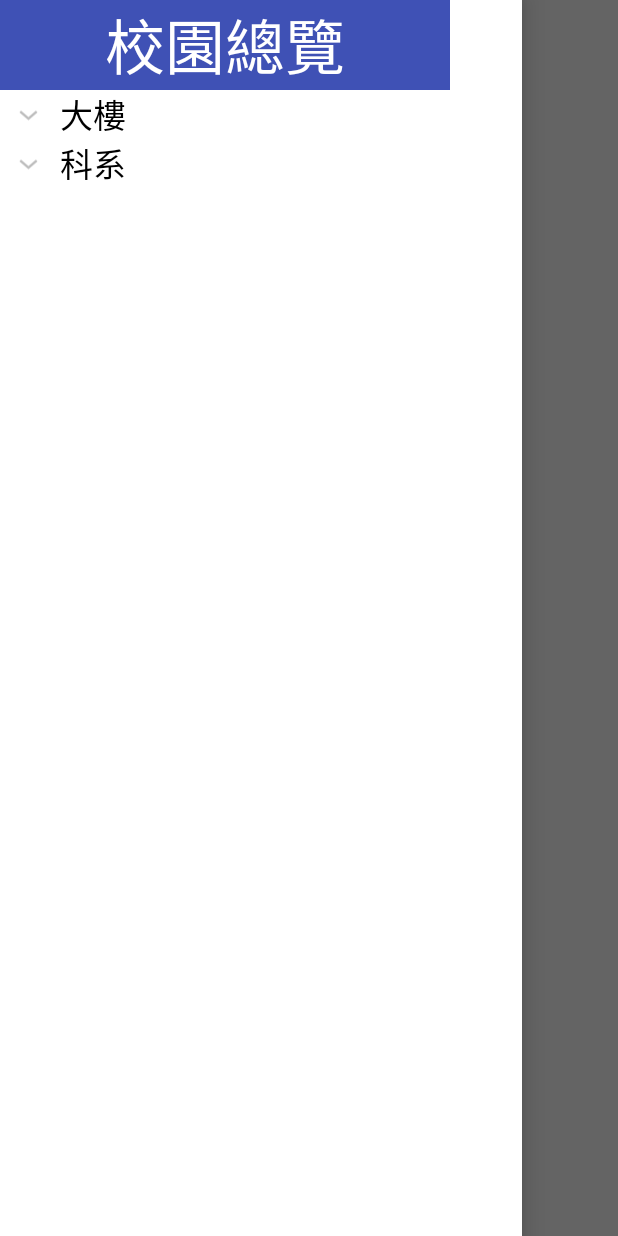
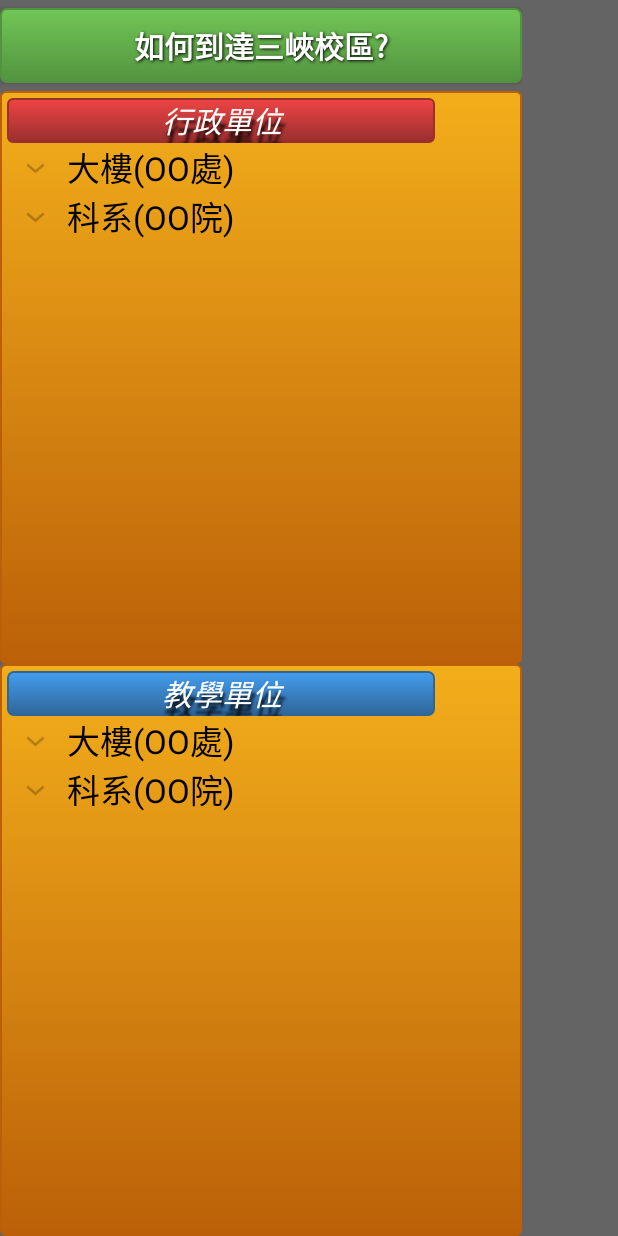
Before and after one commit to travor20814/ANewProject_Guide, an Android app: the screen it shows after launch (MainActivity), with the side drawer open, on a phone screen of 412 x 824 dp. Run offline under Robolectric (Android 15) with nearby library versions, the phone set to English and light mode, and no system bars; 1 statement that could not run was skipped.

Commit message:
floorplan and list and how to go school

```diff
--- a/app/src/main/java/ntpu_dmcl/ntpu_guide/MainActivity.java
+++ b/app/src/main/java/ntpu_dmcl/ntpu_guide/MainActivity.java
@@ -1,11 +1,8 @@
 package ntpu_dmcl.ntpu_guide;
 
 import android.app.Activity;
-import android.app.Fragment;
-import android.app.FragmentTransaction;
 import android.content.Context;
 import android.content.Intent;
-import android.content.IntentSender;
 import android.content.pm.PackageManager;
 import android.location.Criteria;
 import android.location.Location;
@@ -18,9 +15,7 @@ import android.support.v4.app.ActivityCompat;
 import android.support.v4.content.ContextCompat;
 import android.support.v4.view.GravityCompat;
 import android.support.v4.widget.DrawerLayout;
-import android.support.v7.app.AppCompatActivity;
 import android.os.Bundle;
-import android.util.AttributeSet;
 import android.util.Log;
 import android.view.KeyEvent;
 import android.view.LayoutInflater;
@@ -29,19 +24,13 @@ import android.view.ViewGroup;
 import android.webkit.WebChromeClient;
 import android.webkit.WebView;
 import android.webkit.WebViewClient;
-import android.widget.Adapter;
-import android.widget.AdapterView;
 import android.widget.Button;
 import android.widget.ExpandableListView;
-import android.widget.SimpleExpandableListAdapter;
-import android.widget.TextView;
 import android.widget.Toast;
 import android.webkit.JavascriptInterface;
 
 import java.util.ArrayList;
 import java.util.HashMap;
-import java.util.List;
-import java.util.Map;
 import java.util.Timer;
 import java.util.TimerTask;
 
@@ -58,7 +47,7 @@ public class MainActivity extends Activity implements LocationListener  {
     private boolean startUse = false;
     private boolean userback = false;
     private String[] list_parent = {
-            "大樓","科系"
+            "大樓(OO處)","科系(OO院)"
     };
     private String[][] list_child = {
             {"人文大樓","社會科學大樓"},
@@ -188,7 +177,7 @@ public class MainActivity extends Activity implements LocationListener  {
         ArrayList<String> parentItems = new ArrayList<String>();
         ArrayList<Object> childItems = new ArrayList<Object>();
         ArrayList<String> child ;
-
+/*admin list set*/
         for(int i=0;i<list_parent.length;i++){
             child = new ArrayList<String>();
             parentItems.add(list_parent[i]);
@@ -197,13 +186,30 @@ public class MainActivity extends Activity implements LocationListener  {
             }
             childItems.add(child);
         }
-        ViewGroup header =(ViewGroup) getLayoutInflater().inflate(R.layout.drawer_header,null);
-        ExpandableListView expandableListView = (ExpandableListView) findViewById(R.id.main_leftList);
-        expandableListView.addHeaderView(header,null,false);
-        ExpandListAdapter adapter = new ExpandListAdapter(parentItems,childItems);
-        adapter.setInflater((LayoutInflater)getSystemService(Context.LAYOUT_INFLATER_SERVICE),this);
-        expandableListView.setAdapter(adapter);
+        ViewGroup header_a =(ViewGroup) getLayoutInflater().inflate(R.layout.drawer_header_admin,null);
+        ExpandableListView expandableListView_a = (ExpandableListView) findViewById(R.id.main_leftList_admin);
+        expandableListView_a.addHeaderView(header_a,null,false);
+        ExpandListAdapter adapter_a = new ExpandListAdapter(parentItems,childItems);
+        adapter_a.setInflater((LayoutInflater)getSystemService(Context.LAYOUT_INFLATER_SERVICE),this);
+        expandableListView_a.setAdapter(adapter_a);
 
+/*teach list set*/
+        ViewGroup header_t =(ViewGroup) getLayoutInflater().inflate(R.layout.drawer_header_teach,null);
+        ExpandableListView expandableListView_t = (ExpandableListView) findViewById(R.id.main_leftList_teach);
+        expandableListView_t.addHeaderView(header_t,null,false);
+        ExpandListAdapter adapter_t = new ExpandListAdapter(parentItems,childItems);
+        adapter_t.setInflater((LayoutInflater)getSystemService(Context.LAYOUT_INFLATER_SERVICE),this);
+        expandableListView_t.setAdapter(adapter_t);
+
+/*buuton set*/
+        Button toSchool = (Button) findViewById(R.id.drawer_toSchool);
+        toSchool.setOnClickListener(new View.OnClickListener() {
+            @Override
+            public void onClick(View view) {
+                wv_map.loadUrl("javascript:drawerNavigation(\"三峽校區正門\")");
+                closeDrawer();
+            }
+        });
     }
     public void closeDrawer(){
         DrawerLayout drawerLayout = (DrawerLayout) findViewById(R.id.main_drawer) ;
@@ -279,6 +285,10 @@ public class MainActivity extends Activity implements LocationListener  {
 
             ActivityCompat.requestPermissions( this, new String[] {  android.Manifest.permission.ACCESS_COARSE_LOCATION  },
                     MY_PERMISSION_ACCESS_COARSE_LOCATION);
+        }
+        while(ContextCompat.checkSelfPermission( this, android.Manifest.permission.ACCESS_COARSE_LOCATION ) != PackageManager.PERMISSION_GRANTED&&
+                ContextCompat.checkSelfPermission(this, android.Manifest.permission.ACCESS_FINE_LOCATION) != PackageManager.PERMISSION_GRANTED){
+
         }
     }
     public void OnNavigationClick(String aim){
--- a/app/src/main/java/ntpu_dmcl/ntpu_guide/floorDialog.java
+++ b/app/src/main/java/ntpu_dmcl/ntpu_guide/floorDialog.java
@@ -1,8 +1,11 @@
 package ntpu_dmcl.ntpu_guide;
 
+import android.app.Activity;
 import android.app.DialogFragment;
 import android.content.DialogInterface;
 import android.os.Bundle;
+import android.util.DisplayMetrics;
+import android.util.Log;
 import android.view.LayoutInflater;
 import android.view.View;
 import android.view.ViewGroup;
@@ -31,6 +34,13 @@ public class floorDialog extends DialogFragment {
         WebView webView = (WebView) view.findViewById(R.id.floorplan);
         webView.loadUrl("file:///android_asset/images/social_5.Png");
         webView.getSettings().setBuiltInZoomControls(true);
+        webView.getSettings().setDisplayZoomControls(false);
+        webView.setInitialScale(45);
+        /*DisplayMetrics displaymetrics = new DisplayMetrics();
+         getActivity().getWindowManager().getDefaultDisplay().getMetrics(displaymetrics);
+        int height = displaymetrics.densityDpi;
+        float width = displaymetrics.density;
+        Log.e("H&W",String.valueOf(height)+"AAA"+String.valueOf(width));*/
         return view;
     }
     @Override
--- /dev/null
+++ b/app/src/main/res/drawable/drawer_admin_list.xml
@@ -0,0 +1,28 @@
+<?xml version="1.0" encoding="utf-8"?>
+<selector xmlns:android="http://schemas.android.com/apk/res/android">
+    <item android:state_pressed="true" >
+        <shape>
+            <solid
+                android:color="#ef4444" />
+            <stroke
+                android:width="1dp"
+                android:color="#992f2f" />
+            <corners
+                android:radius="3dp" />
+        </shape>
+    </item>
+    <item>
+        <shape>
+            <gradient
+                android:startColor="#ef4444"
+                android:endColor="#992f2f"
+                android:angle="270" />
+            <stroke
+                android:width="1dp"
+                android:color="#992f2f" />
+            <corners
+                android:radius="3dp" />
+
+        </shape>
+    </item>
+</selector>
--- /dev/null
+++ b/app/src/main/res/drawable/drawer_button.xml
@@ -0,0 +1,37 @@
+<?xml version="1.0" encoding="utf-8"?>
+<selector xmlns:android="http://schemas.android.com/apk/res/android">
+    <item android:state_pressed="true" >
+        <shape>
+            <solid
+                android:color="#70c656" />
+            <stroke
+                android:width="1dp"
+                android:color="#53933f" />
+            <corners
+                android:radius="3dp" />
+            <padding
+                android:left="10dp"
+                android:top="10dp"
+                android:right="10dp"
+                android:bottom="10dp" />
+        </shape>
+    </item>
+    <item>
+        <shape>
+            <gradient
+                android:startColor="#70c656"
+                android:endColor="#53933f"
+                android:angle="270" />
+            <stroke
+                android:width="1dp"
+                android:color="#53933f" />
+            <corners
+                android:radius="4dp" />
+            <padding
+                android:left="10dp"
+                android:top="10dp"
+                android:right="10dp"
+                android:bottom="10dp" />
+        </shape>
+    </item>
+</selector>
--- /dev/null
+++ b/app/src/main/res/drawable/drawer_list.xml
@@ -0,0 +1,37 @@
+<?xml version="1.0" encoding="utf-8"?>
+<selector xmlns:android="http://schemas.android.com/apk/res/android">
+    <item android:state_pressed="true" >
+        <shape>
+            <solid
+                android:color="#f3ae1b" />
+            <stroke
+                android:width="1dp"
+                android:color="#bb6008" />
+            <corners
+                android:radius="3dp" />
+            <padding
+                android:left="5dp"
+                android:top="5dp"
+                android:right="5dp"
+                android:bottom="5dp" />
+        </shape>
+    </item>
+    <item>
+        <shape>
+            <gradient
+                android:startColor="#f3ae1b"
+                android:endColor="#bb6008"
+                android:angle="270" />
+            <stroke
+                android:width="1dp"
+                android:color="#bb6008" />
+            <corners
+                android:radius="3dp" />
+            <padding
+                android:left="5dp"
+                android:top="5dp"
+                android:right="5dp"
+                android:bottom="5dp" />
+        </shape>
+    </item>
+</selector>
--- /dev/null
+++ b/app/src/main/res/drawable/drawer_teach_list.xml
@@ -0,0 +1,28 @@
+<?xml version="1.0" encoding="utf-8"?>
+<selector xmlns:android="http://schemas.android.com/apk/res/android">
+    <item android:state_pressed="true" >
+        <shape>
+            <solid android:color="#449def" />
+            <stroke
+                android:width="1dp"
+                android:color="#2f6699" />
+            <corners
+                android:radius="3dp" />
+
+        </shape>
+    </item>
+    <item>
+        <shape>
+            <gradient
+                android:startColor="#449def"
+                android:endColor="#2f6699"
+                android:angle="270" />
+            <stroke
+                android:width="1dp"
+                android:color="#2f6699" />
+            <corners
+                android:radius="4dp" />
+
+        </shape>
+    </item>
+</selector>
--- a/app/src/main/res/layout/activity_main.xml
+++ b/app/src/main/res/layout/activity_main.xml
@@ -12,6 +12,8 @@
     android:layout_width="match_parent"
     android:layout_height="match_parent">
 
+
+
     <WebView
         android:layout_width="match_parent"
         android:layout_height="match_parent"
@@ -21,12 +23,44 @@
 
 
 </RelativeLayout>
-    <ExpandableListView android:id="@+id/main_leftList"
+    <LinearLayout
+        android:orientation="vertical"
+        android:id="@+id/mian_drawer_layout"
         android:layout_width="wrap_content"
-        android:layout_height="fill_parent"
-        android:layout_gravity="start"
-        android:choiceMode="singleChoice"
-        android:divider="@android:color/transparent"
-        android:dividerHeight="0dp"
-        android:background="#ffffff" />
+        android:layout_height="match_parent"
+        android:layout_gravity="start">
+
+        <TableRow
+            android:layout_width="fill_parent"
+            android:layout_height="wrap_content">
+
+            <Button
+                android:layout_width="fill_parent"
+                android:layout_height="wrap_content"
+                android:text="@string/toSchool"
+                android:id="@+id/drawer_toSchool"
+                android:background="@drawable/drawer_button"
+                style="@style/ButtonText"
+               />
+        </TableRow>
+
+        <ExpandableListView android:id="@+id/main_leftList_admin"
+            android:layout_width="wrap_content"
+            android:layout_height="fill_parent"
+            android:choiceMode="singleChoice"
+            android:divider="@android:color/transparent"
+            android:dividerHeight="0dp"
+            android:background="@drawable/drawer_list"
+            android:layout_weight="1"
+            />
+        <ExpandableListView android:id="@+id/main_leftList_teach"
+            android:layout_width="wrap_content"
+            android:layout_height="fill_parent"
+            android:choiceMode="singleChoice"
+            android:divider="@android:color/transparent"
+            android:dividerHeight="0dp"
+            android:background="@drawable/drawer_list"
+            android:layout_weight="1"/>
+
+    </LinearLayout>
 </android.support.v4.widget.DrawerLayout>
--- /dev/null
+++ b/app/src/main/res/layout/drawer_header_admin.xml
@@ -0,0 +1,25 @@
+<?xml version="1.0" encoding="utf-8"?>
+<LinearLayout xmlns:android="http://schemas.android.com/apk/res/android"
+    xmlns:app="http://schemas.android.com/apk/res-auto"
+    android:orientation="vertical" android:layout_width="match_parent"
+    android:layout_height="match_parent"
+    android:weightSum="1">
+
+    <TextView
+        android:text="@string/admin"
+        android:layout_width="285.5dp"
+        android:layout_height="wrap_content"
+        android:id="@+id/textView"
+        android:textSize="20sp"
+        android:textAlignment="center"
+        android:textAllCaps="false"
+        android:layout_gravity="center_vertical"
+        android:background="@drawable/drawer_admin_list"
+        android:textColor="@color/white"
+        android:gravity="center"
+        android:textStyle="italic"
+        android:shadowColor="#000000"
+        android:shadowDx="1"
+        android:shadowDy="11"
+        android:shadowRadius="2"/>
+</LinearLayout>
--- a/app/src/main/res/layout/drawer_header.xml
+++ b/app/src/main/res/layout/drawer_header_teach.xml
@@ -3,18 +3,25 @@
     xmlns:app="http://schemas.android.com/apk/res-auto"
     android:orientation="vertical" android:layout_width="match_parent"
     android:layout_height="match_parent"
-    android:weightSum="1">
+    android:weightSum="1"
+    >
 
     <TextView
-        android:text="@string/totalList"
-        android:layout_width="300dp"
+        android:text="@string/teach"
+        android:layout_width="285.5dp"
         android:layout_height="wrap_content"
         android:id="@+id/textView"
-        android:textSize="40sp"
+        android:textSize="20sp"
         android:textAlignment="center"
         android:textAllCaps="false"
         android:layout_gravity="center_vertical"
-        android:background="@color/colorPrimary"
+        android:background="@drawable/drawer_teach_list"
         android:textColor="@color/white"
-        android:gravity="center"/>
+        android:gravity="center"
+        android:textStyle="italic"
+        android:shadowColor="#000000"
+        android:shadowDx="1"
+        android:shadowDy="11"
+        android:shadowRadius="2"
+    />
 </LinearLayout>
--- a/app/src/main/res/layout/floor_dialog.xml
+++ b/app/src/main/res/layout/floor_dialog.xml
@@ -6,7 +6,7 @@
 
     <WebView
         android:layout_width="300dp"
-        android:layout_height="400dp"
+        android:layout_height="212dp"
         android:id="@+id/floorplan"
         android:layout_gravity="center_horizontal" />
 </LinearLayout>
--- a/app/src/main/res/layout/main_list_child.xml
+++ b/app/src/main/res/layout/main_list_child.xml
@@ -17,15 +17,15 @@
         />
 
     <Button android:id="@+id/main_list_go"
-        android:layout_width="40dp"
-        android:layout_height="40dp"
+        android:layout_width="35dp"
+        android:layout_height="35dp"
         android:layout_alignParentRight="true"
         android:layout_centerVertical="true"
         android:background="@mipmap/image_go"
         />
     <Button android:id="@+id/main_list_info"
-        android:layout_width="40dp"
-        android:layout_height="40dp"
+        android:layout_width="35dp"
+        android:layout_height="35dp"
         android:layout_alignParentRight="true"
         android:layout_centerVertical="true"
         android:background="@mipmap/image_info"
--- a/app/src/main/res/values/colors.xml
+++ b/app/src/main/res/values/colors.xml
@@ -5,4 +5,6 @@
     <color name="colorAccent">#FF4081</color>
     <color name="white">#ffffff</color>
     <color name="gray">#d0d0d0</color>
+    <color name="skyblue">#7e8fec</color>
+    <color name="red">#f44952</color>
 </resources>
--- a/app/src/main/res/values/strings.xml
+++ b/app/src/main/res/values/strings.xml
@@ -1,4 +1,6 @@
 <resources>
     <string name="app_name">ntpu_guide</string>
-    <string name="totalList">校園總覽</string>
+    <string name="admin">行政單位</string>
+    <string name="teach">教學單位</string>
+    <string name="toSchool">如何到達三峽校區?</string>
 </resources>
--- a/app/src/main/res/values/styles.xml
+++ b/app/src/main/res/values/styles.xml
@@ -16,4 +16,18 @@
         <item name="colorAccent">@color/colorAccent</item>
 
     </style>
+    <style name="ButtonText">
+        <item name="android:layout_width">fill_parent</item>
+        <item name="android:layout_height">wrap_content</item>
+        <item name="android:textColor">#ffffff</item>
+        <item name="android:gravity">center</item>
+        <item name="android:layout_marginBottom">5dp</item>
+        <item name="android:layout_marginTop">5dp</item>
+        <item name="android:textSize">20sp</item>
+        <item name="android:textStyle">bold</item>
+        <item name="android:shadowColor">#000000</item>
+        <item name="android:shadowDx">1</item>
+        <item name="android:shadowDy">1</item>
+        <item name="android:shadowRadius">2</item>
+    </style>
 </resources>
--- a/build.gradle
+++ b/build.gradle
@@ -5,7 +5,7 @@ buildscript {
         jcenter()
     }
     dependencies {
-        classpath('com.android.tools.build:gradle:2.1.2') {
+        classpath('com.android.tools.build:gradle:2.1.3') {
             force = true
         }
 
```
Also changed, not shown: gradle/wrapper/gradle-wrapper.properties.
